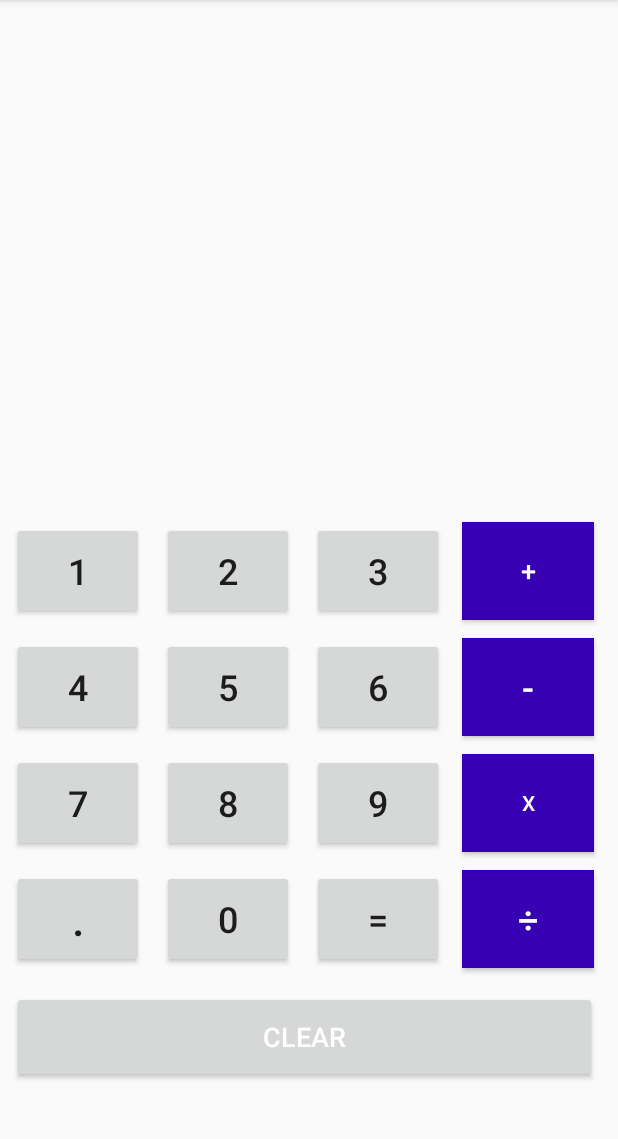
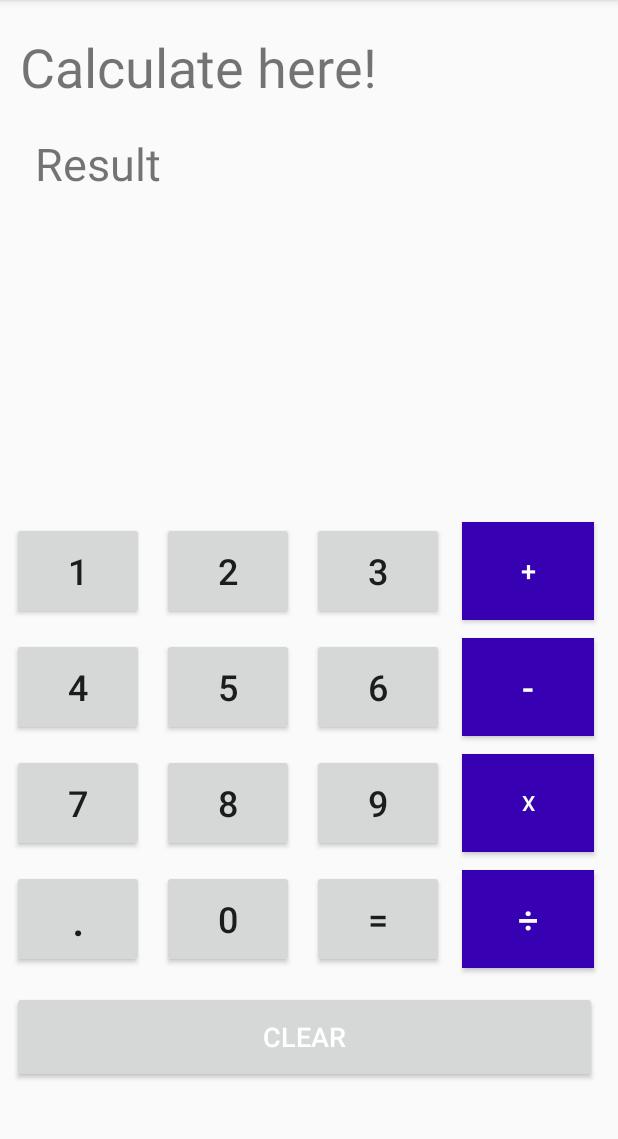
Before and after one commit to Megadash452/Code-Next-Calculator, an Android app: the screen it shows after launch (MainActivity), on a phone screen of 412 x 824 dp, the part 84-1223 px from its top. Run offline under Robolectric (Android 15) with nearby library versions, the phone set to English and light mode, and no system bars.

Commit message:
edited ui

```diff
--- a/app/src/main/res/layout/activity_main.xml
+++ b/app/src/main/res/layout/activity_main.xml
@@ -12,9 +12,31 @@
         android:orientation="vertical">
 
         <LinearLayout
-            android:layout_width="match_parent"
+            android:layout_width="387dp"
             android:layout_height="332dp"
-            android:orientation="vertical"></LinearLayout>
+            android:layout_marginStart="8dp"
+            android:orientation="vertical">
+
+            <TextView
+                android:id="@+id/inputView"
+                android:layout_width="match_parent"
+                android:layout_height="wrap_content"
+                android:layout_marginTop="20dp"
+                android:paddingLeft="5dp"
+                android:paddingRight="5dp"
+                android:text="Calculate here!"
+                android:textSize="36sp" />
+
+            <TextView
+                android:id="@+id/resultView"
+                android:layout_width="match_parent"
+                android:layout_height="wrap_content"
+                android:layout_marginLeft="15dp"
+                android:layout_marginTop="20dp"
+                android:layout_marginRight="15dp"
+                android:text="Result"
+                android:textSize="30sp" />
+        </LinearLayout>
 
         <androidx.constraintlayout.widget.ConstraintLayout
             android:layout_width="match_parent"
```
